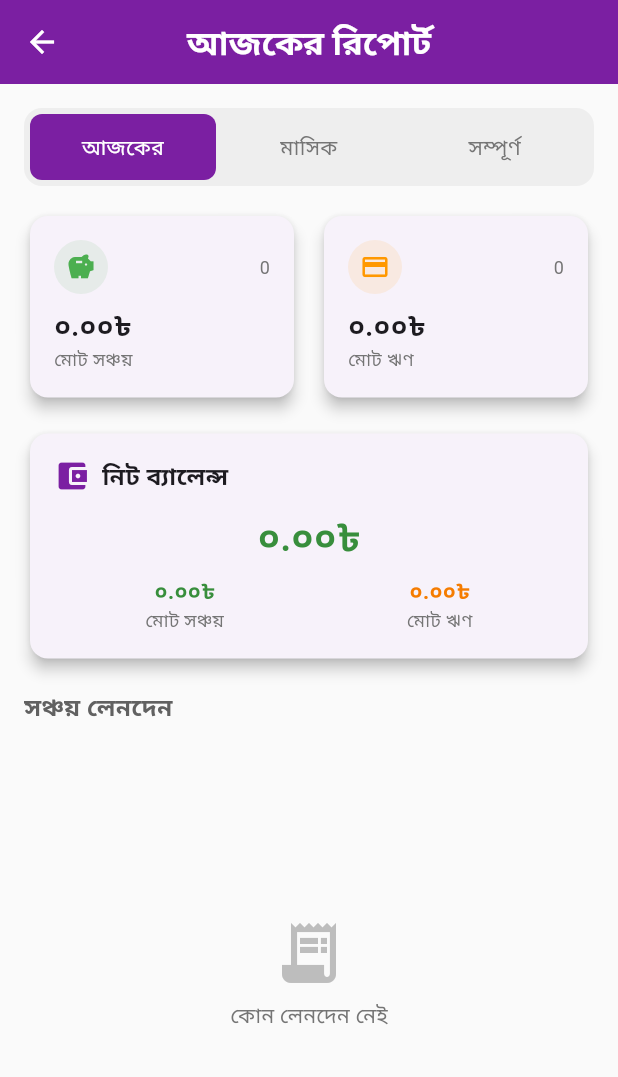
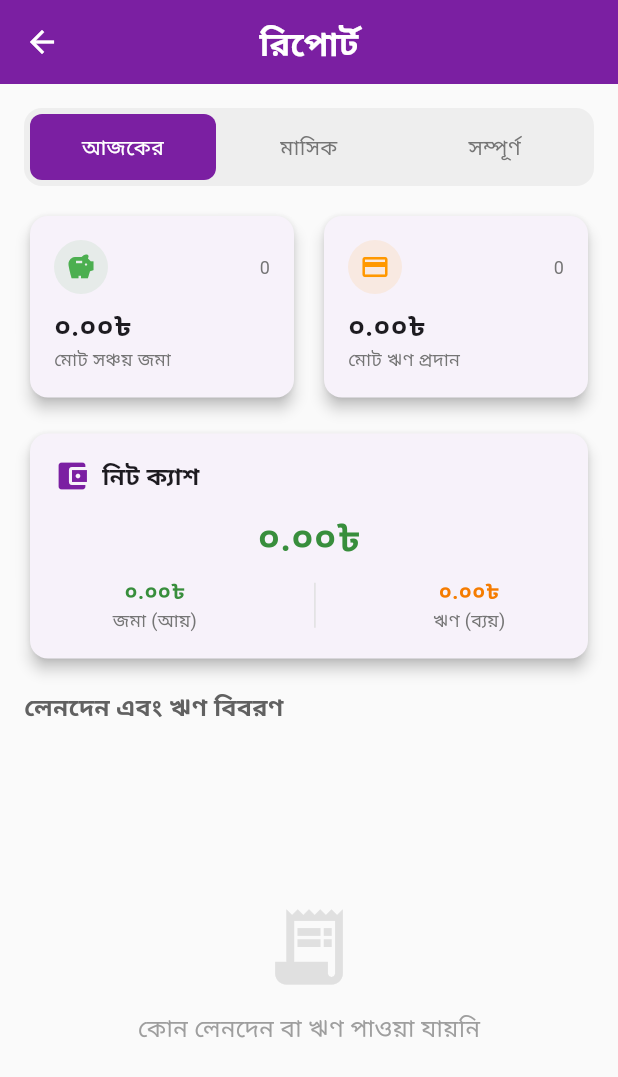
Before and after one commit to Rafid-tawhid/insaf_somiti, a Flutter app: the CombinedReportScreen screen opened directly, on a phone screen of 412 x 824 dp. Shown: the top 1077 px of the screen. Run offline on Flutter 3.47's test engine with Material 3 defaults, Android fonts, the phone set to English and light mode, and no system bars; our stand-ins replace cloud_firestore, firebase_auth, firebase_core, flutter_riverpod, rxdart; accounts and stored records are empty.

Commit message:
All transaction problem solved

```diff
--- a/lib/screens/transaction_report_screen.dart
+++ b/lib/screens/transaction_report_screen.dart
@@ -2,12 +2,6 @@ import 'package:flutter/material.dart';
 import 'package:flutter_riverpod/flutter_riverpod.dart';
 import 'package:intl/intl.dart';
 import '../models/transaction_filter.dart';
-import '../providers/loan_provider.dart';
-import '../providers/transaction_report_provider.dart';
-
-import 'package:flutter/material.dart';
-import 'package:flutter_riverpod/flutter_riverpod.dart';
-import 'package:intl/intl.dart';
 import '../providers/loan_provider.dart';
 import '../providers/transaction_report_provider.dart';
 
@@ -21,10 +15,13 @@ class CombinedReportScreen extends ConsumerStatefulWidget {
 class _CombinedReportScreenState extends ConsumerState<CombinedReportScreen> {
   final DateFormat _dateFormat = DateFormat('dd MMM yyyy');
   final NumberFormat _currencyFormat = NumberFormat.currency(locale: 'bn_BD', symbol: '৳');
-  String _selectedReport = 'today'; // 'today', 'monthly', 'full'
+
+  // Default to today
+  String _selectedReport = 'today';
 
   @override
   Widget build(BuildContext context) {
+    // Watch both providers
     final transactionsAsync = ref.watch(filteredTransactionsProvider);
     final loansAsync = ref.watch(loansProvider);
 
@@ -32,7 +29,7 @@ class _CombinedReportScreenState extends ConsumerState<CombinedReportScreen> {
       backgroundColor: Colors.grey[50],
       appBar: AppBar(
         title: const Text(
-          'আজকের রিপোর্ট',
+          'রিপোর্ট',
           style: TextStyle(
             fontWeight: FontWeight.bold,
             color: Colors.white,
@@ -51,7 +48,7 @@ class _CombinedReportScreenState extends ConsumerState<CombinedReportScreen> {
           // Summary Cards
           _buildSummaryCards(transactionsAsync, loansAsync),
 
-          // Report Content
+          // Report Content (Combined List)
           Expanded(
             child: _buildReportContent(transactionsAsync, loansAsync),
           ),
@@ -116,10 +113,11 @@ class _CombinedReportScreenState extends ConsumerState<CombinedReportScreen> {
           // Total Savings
           Expanded(
             child: _buildSummaryCard(
-              title: 'মোট সঞ্চয়',
+              title: 'মোট সঞ্চয় জমা',
               icon: Icons.savings,
               color: Colors.green,
               asyncValue: transactionsAsync,
+              // Assuming transactions are pre-filtered by the provider
               valueExtractor: (transactions) {
                 final total = transactions.fold<double>(0, (sum, transaction) => sum + transaction.amount);
                 return _currencyFormat.format(total);
@@ -127,17 +125,19 @@ class _CombinedReportScreenState extends ConsumerState<CombinedReportScreen> {
             ),
           ),
           const SizedBox(width: 12),
-          // Total Loans
+          // Total Loans (Need to filter locally if provider returns all)
           Expanded(
             child: _buildSummaryCard(
-              title: 'মোট ঋণ',
+              title: 'মোট ঋণ প্রদান',
               icon: Icons.credit_card,
               color: Colors.orange,
               asyncValue: loansAsync,
               valueExtractor: (loans) {
-                final total = loans.fold<double>(0, (sum, loan) => sum + loan.loanAmount);
+                final filteredLoans = _filterLoans(loans);
+                final total = filteredLoans.fold<double>(0, (sum, loan) => sum + loan.loanAmount);
                 return _currencyFormat.format(total);
               },
+              countExtractor: (loans) => _filterLoans(loans).length,
             ),
           ),
         ],
@@ -151,6 +151,7 @@ class _CombinedReportScreenState extends ConsumerState<CombinedReportScreen> {
     required Color color,
     required AsyncValue<List<dynamic>> asyncValue,
     required String Function(List<dynamic>) valueExtractor,
+    int Function(List<dynamic>)? countExtractor,
   }) {
     return Card(
       elevation: 4,
@@ -158,7 +159,9 @@ class _CombinedReportScreenState extends ConsumerState<CombinedReportScreen> {
       child: Padding(
         padding: const EdgeInsets.all(16),
         child: asyncValue.when(
-          data: (data) => Column(
+          data: (data) {
+            final count = countExtractor != null ? countExtractor(data) : data.length;
+            return Column(
               crossAxisAlignment: CrossAxisAlignment.start,
               children: [
                 Row(
@@ -173,7 +176,7 @@ class _CombinedReportScreenState extends ConsumerState<CombinedReportScreen> {
                     ),
                     const Spacer(),
                     Text(
-                    data.length.toString(),
+                      count.toString(),
                       style: TextStyle(
                         fontSize: 12,
                         color: Colors.grey[600],
@@ -197,8 +200,9 @@ class _CombinedReportScreenState extends ConsumerState<CombinedReportScreen> {
                   ),
                 ),
               ],
-          ),
-          loading: () => const Center(child: CircularProgressIndicator()),
+            );
+          },
+          loading: () => const Center(child: SizedBox(height: 20, width: 20, child: CircularProgressIndicator(strokeWidth: 2))),
           error: (error, stack) => Text('Error', style: TextStyle(color: Colors.red[300])),
         ),
       ),
@@ -210,14 +214,28 @@ class _CombinedReportScreenState extends ConsumerState<CombinedReportScreen> {
       padding: const EdgeInsets.all(16),
       child: Column(
         children: [
-          // Final Money Calculation
+          // Final Money Calculation (Net Balance)
           _buildFinalMoneyCard(transactionsAsync, loansAsync),
 
           const SizedBox(height: 16),
 
-          // Transactions List
+          // Combined Activity List Title
+          Align(
+            alignment: Alignment.centerLeft,
+            child: Text(
+              'লেনদেন এবং ঋণ বিবরণ',
+              style: TextStyle(
+                fontSize: 16,
+                fontWeight: FontWeight.bold,
+                color: Colors.grey[700],
+              ),
+            ),
+          ),
+          const SizedBox(height: 8),
+
+          // Combined List
           Expanded(
-            child: _buildTransactionsList(transactionsAsync),
+            child: _buildCombinedActivityList(transactionsAsync, loansAsync),
           ),
         ],
       ),
@@ -233,8 +251,13 @@ class _CombinedReportScreenState extends ConsumerState<CombinedReportScreen> {
         child: transactionsAsync.when(
           data: (transactions) => loansAsync.when(
             data: (loans) {
+              // Filter loans based on selected tab before calculating
+              final filteredLoans = _filterLoans(loans);
+
               final totalSavings = transactions.fold<double>(0, (sum, transaction) => sum + transaction.amount);
-              final totalLoans = loans.fold<double>(0, (sum, loan) => sum + loan.loanAmount);
+              final totalLoans = filteredLoans.fold<double>(0, (sum, loan) => sum + loan.loanAmount);
+
+              // Net Balance calculation
               final finalMoney = totalSavings - totalLoans;
 
               return Column(
@@ -244,7 +267,7 @@ class _CombinedReportScreenState extends ConsumerState<CombinedReportScreen> {
                       Icon(Icons.account_balance_wallet, color: Colors.purple[700]),
                       const SizedBox(width: 8),
                       const Text(
-                        'নিট ব্যালেন্স',
+                        'নিট ক্যাশ',
                         style: TextStyle(
                           fontSize: 16,
                           fontWeight: FontWeight.bold,
@@ -275,15 +298,10 @@ class _CombinedReportScreenState extends ConsumerState<CombinedReportScreen> {
                               color: Colors.green[700],
                             ),
                           ),
-                          Text(
-                            'মোট সঞ্চয়',
-                            style: TextStyle(
-                              fontSize: 12,
-                              color: Colors.grey[600],
-                            ),
-                          ),
+                          Text('জমা (আয়)', style: TextStyle(fontSize: 12, color: Colors.grey[600])),
                         ],
                       ),
+                      Container(height: 30, width: 1, color: Colors.grey[300]),
                       Column(
                         children: [
                           Text(
@@ -294,13 +312,7 @@ class _CombinedReportScreenState extends ConsumerState<CombinedReportScreen> {
                               color: Colors.orange[700],
                             ),
                           ),
-                          Text(
-                            'মোট ঋণ',
-                            style: TextStyle(
-                              fontSize: 12,
-                              color: Colors.grey[600],
-                            ),
-                          ),
+                          Text('ঋণ (ব্যয়)', style: TextStyle(fontSize: 12, color: Colors.grey[600])),
                         ],
                       ),
                     ],
@@ -318,80 +330,92 @@ class _CombinedReportScreenState extends ConsumerState<CombinedReportScreen> {
     );
   }
 
-  Widget _buildTransactionsList(AsyncValue<List<dynamic>> transactionsAsync) {
-    return Column(
-      crossAxisAlignment: CrossAxisAlignment.start,
-      children: [
-        Text(
-          'সঞ্চয় লেনদেন',
-          style: TextStyle(
-            fontSize: 16,
-            fontWeight: FontWeight.bold,
-            color: Colors.grey[700],
-          ),
-        ),
-        const SizedBox(height: 8),
-        Expanded(
-          child: transactionsAsync.when(
-            data: (transactions) {
-              if (transactions.isEmpty) {
-                return _buildEmptyState('কোন লেনদেন নেই');
+  Widget _buildCombinedActivityList(AsyncValue<List<dynamic>> transactionsAsync, AsyncValue<List<dynamic>> loansAsync) {
+    if (transactionsAsync.isLoading || loansAsync.isLoading) {
+      return const Center(child: CircularProgressIndicator());
+    }
+
+    if (transactionsAsync.hasError || loansAsync.hasError) {
+      return _buildErrorState('ডেটা লোড করতে সমস্যা হয়েছে');
+    }
+
+    final transactions = transactionsAsync.value ?? [];
+    final loans = loansAsync.value ?? [];
+
+    // 1. Filter Loans
+    final filteredLoans = _filterLoans(loans);
+
+    // 2. Merge Data
+    final List<Map<String, dynamic>> combinedList = [];
+
+    for (var t in transactions) {
+      combinedList.add({
+        'type': 'transaction',
+        'date': t.transactionDate,
+        'data': t,
+      });
+    }
+
+    for (var l in filteredLoans) {
+      combinedList.add({
+        'type': 'loan',
+        'date': l.loanDate, // Assuming your loan model has loanDate
+        'data': l,
+      });
+    }
+
+    // 3. Sort by Date Descending
+    combinedList.sort((a, b) => (b['date'] as DateTime).compareTo(a['date'] as DateTime));
+
+    if (combinedList.isEmpty) {
+      return _buildEmptyState('কোন লেনদেন বা ঋণ পাওয়া যায়নি');
     }
 
     return ListView.builder(
-                itemCount: transactions.length,
+      itemCount: combinedList.length,
       itemBuilder: (context, index) {
-                  final transaction = transactions[index];
-                  return _buildTransactionCard(transaction);
+        final item = combinedList[index];
+        if (item['type'] == 'transaction') {
+          return _buildTransactionCard(item['data']);
+        } else {
+          return _buildLoanCard(item['data']);
+        }
       },
-              );
-            },
-            loading: () => const Center(child: CircularProgressIndicator()),
-            error: (error, stack) => _buildErrorState(error.toString()),
-          ),
-        ),
-      ],
     );
   }
 
-  Widget _buildTransactionCard(transaction) {
+  Widget _buildTransactionCard(dynamic transaction) {
     return Card(
       margin: const EdgeInsets.only(bottom: 8),
       elevation: 2,
       shape: RoundedRectangleBorder(borderRadius: BorderRadius.circular(8)),
-      child: Padding(
-        padding: const EdgeInsets.all(12),
-        child: Column(
-          crossAxisAlignment: CrossAxisAlignment.start,
-          children: [
-            Row(
+      child: ListTile(
+        contentPadding: const EdgeInsets.symmetric(horizontal: 16, vertical: 4),
+        leading: CircleAvatar(
+          backgroundColor: Colors.green[50],
+          child: Icon(Icons.savings, color: Colors.green[700], size: 20),
+        ),
+        title: Row(
           mainAxisAlignment: MainAxisAlignment.spaceBetween,
           children: [
             Expanded(
               child: Text(
                 transaction.memberName,
-                    style: const TextStyle(
-                      fontSize: 14,
-                      fontWeight: FontWeight.bold,
-                    ),
+                style: const TextStyle(fontWeight: FontWeight.bold, fontSize: 14),
+                overflow: TextOverflow.ellipsis,
               ),
             ),
             Text(
               _currencyFormat.format(transaction.amount),
-                  style: TextStyle(
-                    fontSize: 14,
-                    fontWeight: FontWeight.bold,
-                    color: Colors.green[700],
-                  ),
+              style: TextStyle(color: Colors.green[700], fontWeight: FontWeight.bold, fontSize: 14),
             ),
           ],
         ),
-            const SizedBox(height: 4),
-            Row(
+        subtitle: Row(
           mainAxisAlignment: MainAxisAlignment.spaceBetween,
           children: [
             Text(
-                  transaction.memberNumber,
+              'সঞ্চয় জমা',
               style: TextStyle(fontSize: 12, color: Colors.grey[600]),
             ),
             Text(
@@ -399,6 +423,48 @@ class _CombinedReportScreenState extends ConsumerState<CombinedReportScreen> {
               style: TextStyle(fontSize: 12, color: Colors.grey[600]),
             ),
           ],
+        ),
+      ),
+    );
+  }
+
+  Widget _buildLoanCard(dynamic loan) {
+    return Card(
+      margin: const EdgeInsets.only(bottom: 8),
+      elevation: 2,
+      shape: RoundedRectangleBorder(borderRadius: BorderRadius.circular(8)),
+      child: ListTile(
+        contentPadding: const EdgeInsets.symmetric(horizontal: 16, vertical: 4),
+        leading: CircleAvatar(
+          backgroundColor: Colors.orange[50],
+          child: Icon(Icons.credit_card, color: Colors.orange[700], size: 20),
+        ),
+        title: Row(
+          mainAxisAlignment: MainAxisAlignment.spaceBetween,
+          children: [
+            Expanded(
+              child: Text(
+                loan.memberName, // Assuming Loan model has memberName
+                style: const TextStyle(fontWeight: FontWeight.bold, fontSize: 14),
+                overflow: TextOverflow.ellipsis,
+              ),
+            ),
+            Text(
+              _currencyFormat.format(loan.loanAmount),
+              style: TextStyle(color: Colors.orange[700], fontWeight: FontWeight.bold, fontSize: 14),
+            ),
+          ],
+        ),
+        subtitle: Row(
+          mainAxisAlignment: MainAxisAlignment.spaceBetween,
+          children: [
+            Text(
+              'ঋণ প্রদান',
+              style: TextStyle(fontSize: 12, color: Colors.grey[600]),
+            ),
+            Text(
+              _dateFormat.format(loan.loanDate),
+              style: TextStyle(fontSize: 12, color: Colors.grey[600]),
             ),
           ],
         ),
@@ -411,11 +477,11 @@ class _CombinedReportScreenState extends ConsumerState<CombinedReportScreen> {
       child: Column(
         mainAxisAlignment: MainAxisAlignment.center,
         children: [
-          Icon(Icons.receipt_long, color: Colors.grey[400], size: 48),
-          const SizedBox(height: 8),
+          Icon(Icons.receipt_long, color: Colors.grey[300], size: 60),
+          const SizedBox(height: 12),
           Text(
             message,
-            style: TextStyle(color: Colors.grey[600]),
+            style: TextStyle(color: Colors.grey[500], fontSize: 16),
           ),
         ],
       ),
@@ -427,14 +493,32 @@ class _CombinedReportScreenState extends ConsumerState<CombinedReportScreen> {
       child: Column(
         mainAxisAlignment: MainAxisAlignment.center,
         children: [
-          Icon(Icons.error, color: Colors.red[300], size: 48),
-          const SizedBox(height: 8),
+          Icon(Icons.error_outline, color: Colors.red[300], size: 60),
+          const SizedBox(height: 12),
           Text(
-            'ত্রুটি হয়েছে',
-            style: TextStyle(color: Colors.grey[600]),
+            error,
+            style: TextStyle(color: Colors.grey[500]),
           ),
         ],
       ),
     );
   }
+
+  // --- Helper Logic for Loans Filtering ---
+
+  List<dynamic> _filterLoans(List<dynamic> allLoans) {
+    final now = DateTime.now();
+
+    return allLoans.where((loan) {
+      final DateTime date = loan.loanDate;
+
+      if (_selectedReport == 'today') {
+        return date.year == now.year && date.month == now.month && date.day == now.day;
+      } else if (_selectedReport == 'monthly') {
+        return date.year == now.year && date.month == now.month;
+      } else {
+        return true; // 'full'
       }
+    }).toList();
+  }
+}
```
Lines whose indentation alone changed are shown as unchanged.
